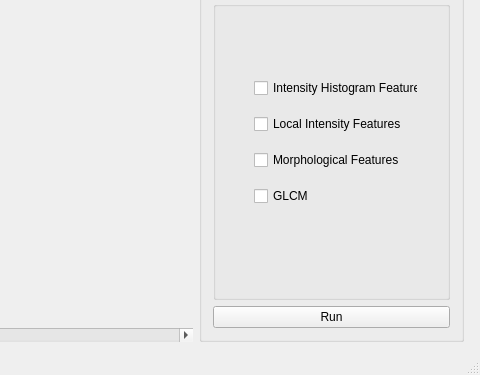
This is platform/platform.ui in Jiwon-Hwang/Radiomics-Feature-Extraction as Qt 5 draws it before an edit; both pictures show x 617 to 1097 and y 360 to 735 of the 1097 by 735 pixel window. The edited form follows.
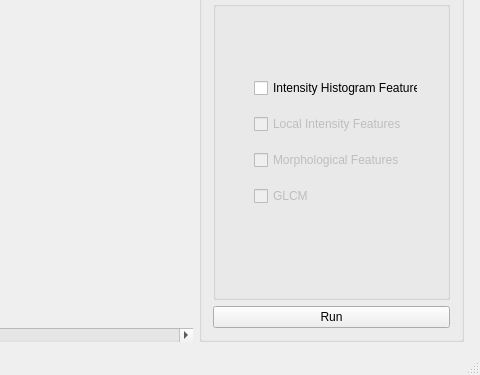
This is the edited form. Icons and pictures are not drawn.

What changed in the file:
```diff
--- a/platform/platform.ui
+++ b/platform/platform.ui
@@ -198,6 +198,9 @@
                </item>
                <item>
                 <widget class="QCheckBox" name="checkBox_Intensity">
+                 <property name="enabled">
+                  <bool>false</bool>
+                 </property>
                  <property name="text">
                   <string>Local Intensity Features</string>
                  </property>
@@ -214,6 +217,9 @@
                </item>
                <item>
                 <widget class="QCheckBox" name="checkBox_Morph">
+                 <property name="enabled">
+                  <bool>false</bool>
+                 </property>
                  <property name="text">
                   <string>Morphological Features</string>
                  </property>
@@ -221,6 +227,9 @@
                </item>
                <item>
                 <widget class="QCheckBox" name="checkBox_GLCM">
+                 <property name="enabled">
+                  <bool>false</bool>
+                 </property>
                  <property name="text">
                   <string>GLCM</string>
                  </property>
```
